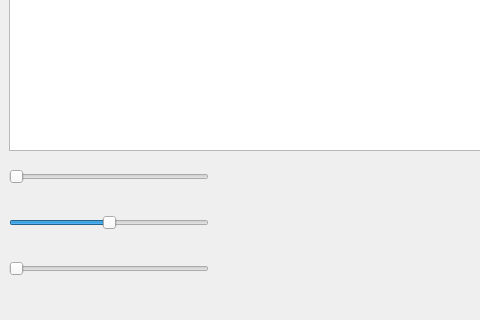
Above: mainwindow.ui from bohdandemchukk/coursework_cpp before the change; both pictures show x 0 to 480 and y 334 to 654 of the 853 by 654 pixel window. Below: the same form after it.
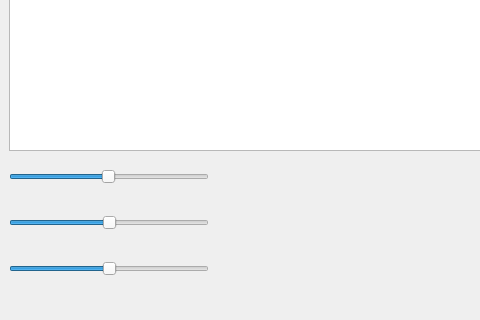
That is the form after the change. Custom widgets are drawn as their Qt base class.

Commit message: feat: add slider to adjust saturation

The edit to the form file:
```diff
--- a/mainwindow.ui
+++ b/mainwindow.ui
@@ -45,6 +45,9 @@
       <property name="singleStep">
        <number>5</number>
       </property>
+      <property name="value">
+       <number>100</number>
+      </property>
       <property name="tracking">
        <bool>true</bool>
       </property>
@@ -95,6 +98,12 @@
         <height>40</height>
        </size>
       </property>
+      <property name="minimum">
+       <number>-150</number>
+      </property>
+      <property name="maximum">
+       <number>150</number>
+      </property>
       <property name="orientation">
        <enum>Qt::Orientation::Horizontal</enum>
       </property>
```
Left out of the diff: 2 changed lines with no effect on the pictures. The commit also changes 2 other files.
